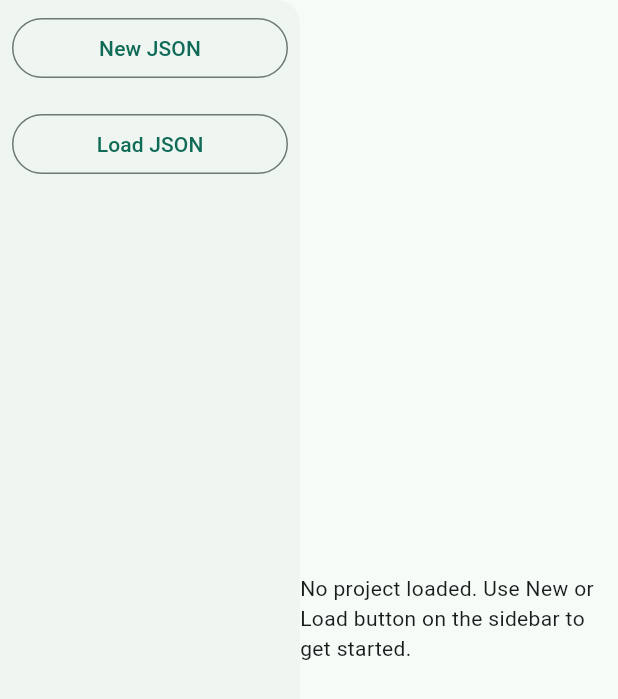
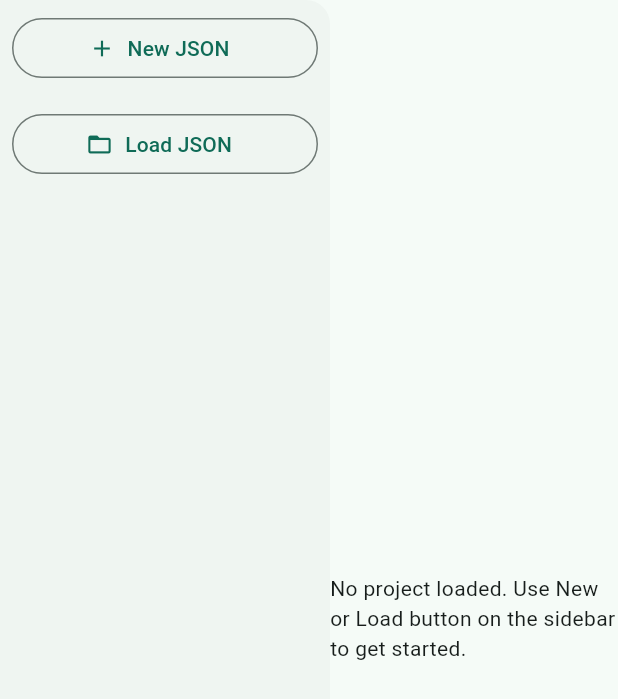
Before and after one commit to 5argon/homeprint-o-tool, a Flutter app: the screen it shows after launch, on a phone screen of 412 x 824 dp. Shown: the top 699 px of the screen. Run offline on Flutter 3.47's test engine with Material 2 defaults, Android fonts, the phone set to English and light mode, and no system bars; our stand-ins replace file_picker.

Commit message:
add icon and stuff

```diff
--- a/card_studio/lib/main.dart
+++ b/card_studio/lib/main.dart
@@ -26,6 +26,8 @@ class MyApp extends StatelessWidget {
 
   @override
   Widget build(BuildContext context) {
+    final colorScheme =
+        ColorScheme.fromSeed(seedColor: Color.fromARGB(255, 0, 70, 56));
     return ChangeNotifierProvider(
       create: (BuildContext context) {},
       child: MaterialApp(
@@ -33,8 +35,7 @@ class MyApp extends StatelessWidget {
         themeMode: ThemeMode.system,
         theme: ThemeData(
           useMaterial3: true,
-          colorScheme:
-              ColorScheme.fromSeed(seedColor: Color.fromARGB(255, 0, 70, 56)),
+          colorScheme: colorScheme,
           brightness: Brightness.light,
         ),
         darkTheme: ThemeData(
--- a/card_studio/lib/page/instance/instance_member_list_item.dart
+++ b/card_studio/lib/page/instance/instance_member_list_item.dart
@@ -70,7 +70,7 @@ class _InstanceMemberListItemState extends State<InstanceMemberListItem> {
     final cardNameBox = TextFormField(
       controller: _cardNameController,
       decoration: InputDecoration(
-        labelText: "Instance Name",
+        labelText: "Name",
       ),
       onChanged: (value) {
         final newCardEach = widget.instanceCardEachSingle;
--- a/card_studio/lib/page/instance/instance_page.dart
+++ b/card_studio/lib/page/instance/instance_page.dart
@@ -37,7 +37,7 @@ class InstancePage extends StatelessWidget {
         newDefinedInstances.add(newCard);
         onDefinedInstancesChange(newDefinedInstances);
       },
-      child: const Text('Create New Instance'),
+      child: const Text('Create Linked Card Face'),
     );
 
     List<InstanceMemberListItem> instanceItems = [];
--- a/card_studio/lib/page/layout/layout_page_form.dart
+++ b/card_studio/lib/page/layout/layout_page_form.dart
@@ -117,7 +117,7 @@ class LayoutPageForm extends StatelessWidget {
     final extraBleedForm = LabelAndForm(
       label: "Extra Bleeds",
       help:
-          "Each orange area in the preview is divided into 9-slice. Surrounding non-center slices are bleeds of each card to be cut away. By default app tries to fit as many cards as possible, and the leftover space are then distributed for bleeds. This might result in very small bleed area if cards are fitted tightly. Removing a row or a column from that optimal calculation is a simple way to get more room for bleeds to cut the card in that axis.",
+          "Each rectangle formed by purple lines in the preview is divided into 9-slice by the red cut lines. Surrounding non-center slices are bleeds of each card to be cut away. By default app tries to fit as many cards as possible, and the leftover space are then distributed for bleeds. This might result in very small bleed area if cards are fitted tightly. Removing a row or a column from that optimal calculation is a simple way to get more room for bleeds to cut the card in that axis.",
       children: [
         SizedBox(
           width: 200,
--- a/card_studio/lib/page/sidebar/sidebar.dart
+++ b/card_studio/lib/page/sidebar/sidebar.dart
@@ -12,31 +12,34 @@ class Sidebar extends StatelessWidget {
 
     final newButton = Padding(
         padding: const EdgeInsets.all(8.0),
-        child: OutlinedButton(
+        child: OutlinedButton.icon(
           onPressed: () async {
             onNew();
           },
-          child: Text("New JSON"),
+          icon: Icon(Icons.add), // Add icon for "New JSON"
+          label: Text("New JSON"),
         ));
 
     final loadButton = Padding(
       padding: const EdgeInsets.all(8.0),
-      child: OutlinedButton(
+      child: OutlinedButton.icon(
           onPressed: () {
             onLoad();
           },
-          child: Text("Load JSON")),
+          icon: Icon(Icons.folder_open), // Folder open icon for "Load JSON"
+          label: Text("Load JSON")),
     );
 
     final saveButton = Padding(
       padding: const EdgeInsets.all(8.0),
-      child: OutlinedButton(
+      child: OutlinedButton.icon(
           onPressed: previousFileName == null
               ? null
               : () async {
                   onSave();
                 },
-          child: Text("Save")),
+          icon: Icon(Icons.save), // Save icon for "Save"
+          label: Text("Save")),
     );
 
     final effectiveSelectedIndex = baseDirectory == null ? -1 : selectedIndex;
@@ -112,13 +115,14 @@ class Sidebar extends StatelessWidget {
       ],
     );
 
-    final exportButtonInner = OutlinedButton(
+    final exportButtonInner = OutlinedButton.icon(
         onPressed: noIncludes
             ? null
             : () {
                 onExport();
               },
-        child: Text("Export"));
+        icon: Icon(Icons.upload), // Upload icon for "Export"
+        label: Text("Export"));
     final exportButton = noIncludes
         ? Tooltip(
             message: "You have not picked any card yet.",
@@ -146,11 +150,13 @@ class Sidebar extends StatelessWidget {
 
     final addedSidebarWhenProjectLoaded = <Widget>[
       NavigationDrawerDestination(
-          icon: Icon(Icons.widgets_outlined), label: Text("Project")),
+          icon: Icon(Icons.settings),
+          label: Text("Project Settings")), // Settings icon
       NavigationDrawerDestination(
-          icon: Icon(Icons.widgets_outlined), label: Text("Instances")),
+          icon: Icon(Icons.link), label: Text("Linked Card Face")), // Link icon
       NavigationDrawerDestination(
-          icon: Icon(Icons.widgets_outlined), label: Text("Cards")),
+          icon: Icon(Icons.style),
+          label: Text("Cards")), // Style icon for cards
       Divider(
         indent: 20,
         endIndent: 20,
@@ -160,11 +166,14 @@ class Sidebar extends StatelessWidget {
         child: printingLabel,
       ),
       NavigationDrawerDestination(
-          icon: Icon(Icons.widgets_outlined), label: Text("Layout")),
+          icon: Icon(Icons.grid_on),
+          label: Text("Layout")), // Grid icon for layout
       NavigationDrawerDestination(
-          icon: Icon(Icons.widgets_outlined), label: picksLabelWithCardCount),
+          icon: Icon(Icons.checklist),
+          label: picksLabelWithCardCount), // Checklist icon for picks
       NavigationDrawerDestination(
-          icon: Icon(Icons.widgets_outlined), label: Text("Review")),
+          icon: Icon(Icons.preview),
+          label: Text("Review")), // Preview icon for review
       Padding(
         padding: const EdgeInsets.all(8.0),
         child: exportButton,
@@ -176,7 +185,7 @@ class Sidebar extends StatelessWidget {
     }
 
     final sidebar = SizedBox(
-      width: 200,
+      width: 220,
       child: NavigationDrawer(
           onDestinationSelected: (i) => {
                 onSelectedIndexChanged(i),
```
Also changed, not shown: card_studio/lib/page/card/edit_card_face_dialog.dart (+5 -5 lines), card_studio/lib/page/card/group_member_list_item_one_side.dart (+4 -4 lines).
